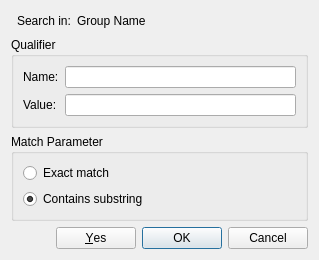
First picture: the form in src/corelibs/U2View/src/ov_sequence/ui/SearchQualifierDialog.ui, repository violethaze74/ugene, before the edit.
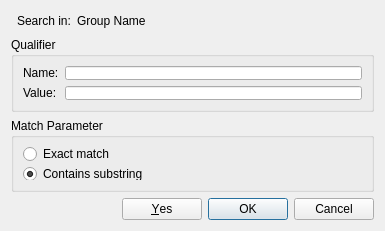
Second picture: the form after the edit.

What changed in the file:
```diff
--- a/src/corelibs/U2View/src/ov_sequence/ui/SearchQualifierDialog.ui
+++ b/src/corelibs/U2View/src/ov_sequence/ui/SearchQualifierDialog.ui
@@ -6,10 +6,16 @@
    <rect>
     <x>0</x>
     <y>0</y>
-    <width>319</width>
-    <height>241</height>
+    <width>385</width>
+    <height>231</height>
    </rect>
   </property>
+  <property name="minimumSize">
+   <size>
+    <width>385</width>
+    <height>231</height>
+   </size>
+  </property>
   <property name="windowTitle">
    <string>Find Qualifier</string>
   </property>
```
